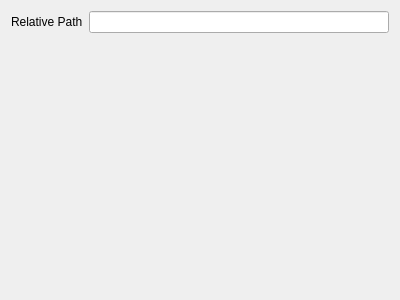
KDE/kdevelop, file plugins/dashboard/plasmoids/projectfileplasmoid/config.ui: the form before one commit.
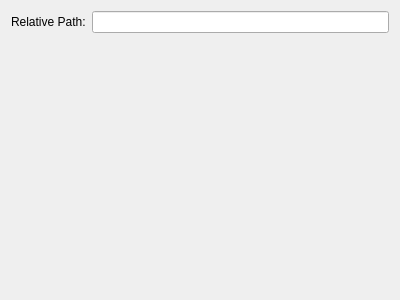
The form after the commit.

Commit message: Fix missing colon

Patch:
```diff
--- a/plugins/dashboard/plasmoids/projectfileplasmoid/config.ui
+++ b/plugins/dashboard/plasmoids/projectfileplasmoid/config.ui
@@ -14,7 +14,7 @@
    <item row="0" column="0">
     <widget class="QLabel" name="label">
      <property name="text">
-      <string>Relative Path</string>
+      <string>Relative Path:</string>
      </property>
     </widget>
    </item>
```
